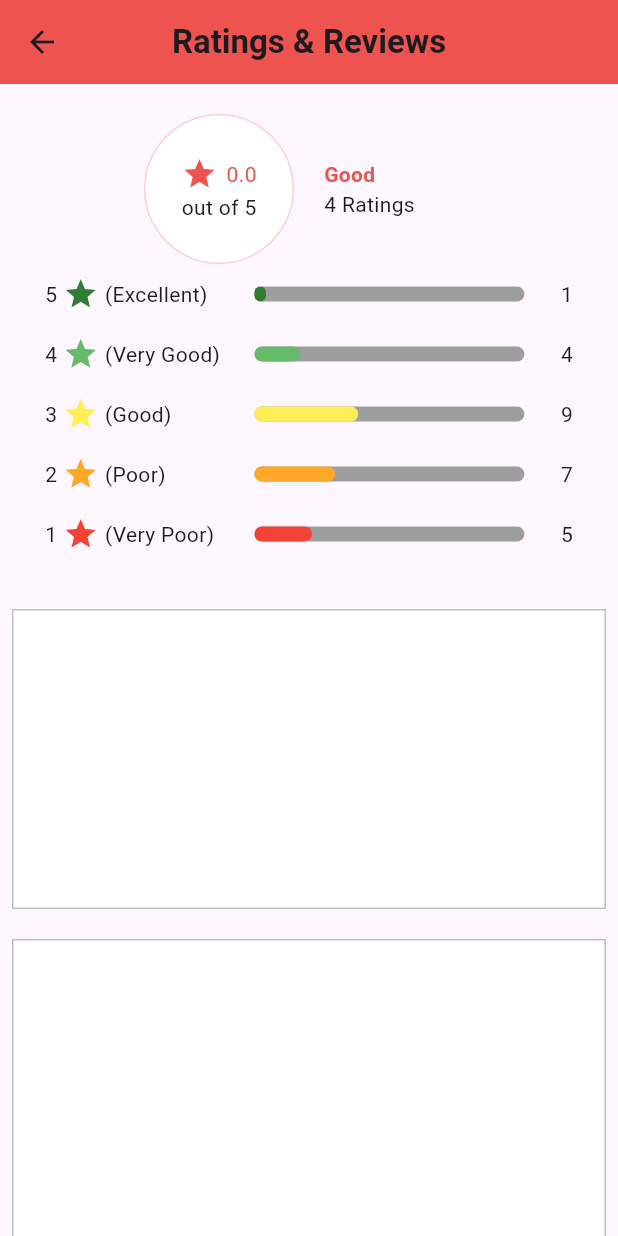
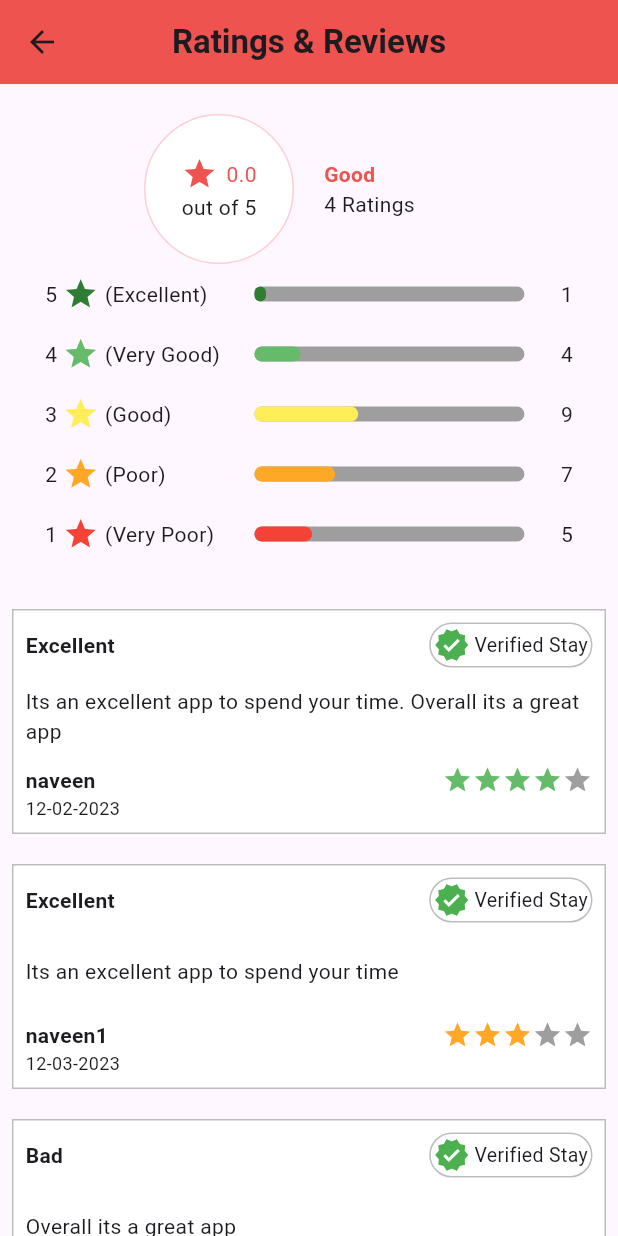
Before and after one commit to naveenprasanth2/practise1, a Flutter app: the ReviewsScreen screen opened directly with empty values, on a phone screen of 412 x 824 dp. Run offline on Flutter 3.47's test engine with Material 2 defaults, Android fonts, the phone set to English and light mode, and no system bars; drawn by our look-alikes of flutter_rating_bar.

Commit message:
tillAllRatings

```diff
--- a/assets/star_ratings_detail.json
+++ b/assets/star_ratings_detail.json
@@ -1,28 +1,28 @@
 [
   {
     "name": "naveen",
-    "rating": "4",
+    "rating": 4,
     "title": "Excellent",
     "timeStamp": "12-02-2023",
     "description": "Its an excellent app to spend your time. Overall its a great app"
   },
   {
     "name": "naveen1",
-    "rating": "3",
+    "rating": 3,
     "title": "Excellent",
     "timeStamp": "12-03-2023",
     "description": "Its an excellent app to spend your time"
   },
   {
     "name": "naveen2",
-    "rating": "2",
+    "rating": 2,
     "title": "Bad",
     "timeStamp": "12-04-2023",
     "description": "Overall its a great app"
   },
   {
     "name": "naveen3",
-    "rating": "1",
+    "rating": 1,
     "title": "Average",
     "timeStamp": "12-05-2023",
     "description": "You can try once"
--- a/lib/list_view_test/screens/reviews/reviews_screen.dart
+++ b/lib/list_view_test/screens/reviews/reviews_screen.dart
@@ -5,6 +5,7 @@ import 'package:flutter/services.dart';
 import 'package:practise1/list_view_test/widgets/ratings/ratings_widget.dart';
 
 import '../../utils/star_rating_colour_utils.dart';
+import '../../widgets/ratings/ratings_tile.dart';
 
 class ReviewsScreen extends StatefulWidget {
   final double averageRatings;
@@ -112,10 +113,9 @@ class _ReviewsScreenState extends State<ReviewsScreen> {
                         Text(
                           "Good",
                           style: TextStyle(
-                            color: StarRatingColourUtils.getStarRatingColor(
-                                widget.averageRatings),
-                            fontWeight: FontWeight.bold
-                          ),
+                              color: StarRatingColourUtils.getStarRatingColor(
+                                  widget.averageRatings),
+                              fontWeight: FontWeight.bold),
                         ),
                         Text("${ratingsDetails.length} Ratings"),
                       ],
@@ -145,11 +145,12 @@ class _ReviewsScreenState extends State<ReviewsScreen> {
                 return Padding(
                   padding: const EdgeInsets.symmetric(vertical: 10),
                   child: Container(
-                    height: 200,
+                    height: 150,
                     margin: const EdgeInsets.symmetric(horizontal: 8.0),
                     decoration: BoxDecoration(
                         color: Colors.white,
                         border: Border.all(color: Colors.black26)),
+                    child: RatingsTile(ratingDetail: ratingsDetails[index]),
                   ),
                 );
               },
--- /dev/null
+++ b/lib/list_view_test/widgets/ratings/ratings_tile.dart
@@ -0,0 +1,118 @@
+import 'package:flutter/material.dart';
+import 'package:flutter_rating_bar/flutter_rating_bar.dart';
+
+import '../../utils/star_rating_colour_utils.dart';
+
+class RatingsTile extends StatelessWidget {
+  final Map<String, dynamic> ratingDetail;
+
+  const RatingsTile({super.key, required this.ratingDetail});
+
+  @override
+  Widget build(BuildContext context) {
+    return Padding(
+      padding: const EdgeInsets.all(8.0),
+      child: Column(
+        mainAxisAlignment: MainAxisAlignment.spaceBetween,
+        children: [
+          Row(
+            mainAxisAlignment: MainAxisAlignment.spaceBetween,
+            children: [
+              Flexible(
+                flex: 2,
+                child: Column(
+                  children: [
+                    Text(
+                      ratingDetail["title"],
+                      style: const TextStyle(
+                        fontWeight: FontWeight.bold,
+                      ),
+                    ),
+                  ],
+                ),
+              ),
+              Container(
+                decoration: BoxDecoration(
+                  borderRadius: BorderRadius.circular(20),
+                  border: Border.all(color: Colors.black26),
+                ),
+                child: Center(
+                  child: Padding(
+                    padding: const EdgeInsets.all(2.0),
+                    child: Row(
+                      children: [
+                        Icon(
+                          Icons.verified,
+                          color: Colors.green.shade500,
+                        ),
+                        const SizedBox(
+                          width: 3,
+                        ),
+                        const Text(
+                          "Verified Stay",
+                          style: TextStyle(fontSize: 13),
+                        ),
+                      ],
+                    ),
+                  ),
+                ),
+              ),
+            ],
+          ),
+          const SizedBox(
+            height: 10,
+          ),
+          Row(
+            mainAxisAlignment: MainAxisAlignment.start,
+            children: [
+              Expanded(
+                child: Text(ratingDetail["description"]),
+              ),
+            ],
+          ),
+          const SizedBox(
+            height: 10,
+          ),
+          Align(
+            alignment: Alignment.bottomLeft,
+            child: Column(
+              children: [
+                Row(
+                  mainAxisAlignment: MainAxisAlignment.spaceBetween,
+                  children: [
+                    Text(
+                      ratingDetail["name"],
+                      style: const TextStyle(
+                        fontWeight: FontWeight.bold,
+                      ),
+                    ),
+                    RatingBarIndicator(
+                      rating: double.parse(ratingDetail["rating"].toString()),
+                      itemBuilder: (context, _) => Icon(
+                        Icons.star,
+                        color: StarRatingColourUtils.getStarRatingColor(
+                            double.parse(ratingDetail["rating"].toString())),
+                      ),
+                      itemCount: 5,
+                      itemSize: 20.0,
+                      unratedColor: Colors.grey,
+                    ),
+                  ],
+                ),
+                Row(
+                  mainAxisAlignment: MainAxisAlignment.start,
+                  children: [
+                    Text(
+                      ratingDetail["timeStamp"],
+                      style: const TextStyle(fontSize: 12),
+                    ),
+                  ],
+                ),
+              ],
+            ),
+          ),
+        ],
+      ),
+    );
+  }
+}
--- a/pubspec.yaml
+++ b/pubspec.yaml
@@ -43,6 +43,7 @@ dependencies:
   provider: ^6.0.5
   intl: ^0.18.1
   rating_dialog: ^2.0.4
+  flutter_rating_bar: ^4.0.1
 
 dev_dependencies:
   flutter_test:
```
Also changed, not shown: pubspec.lock.
